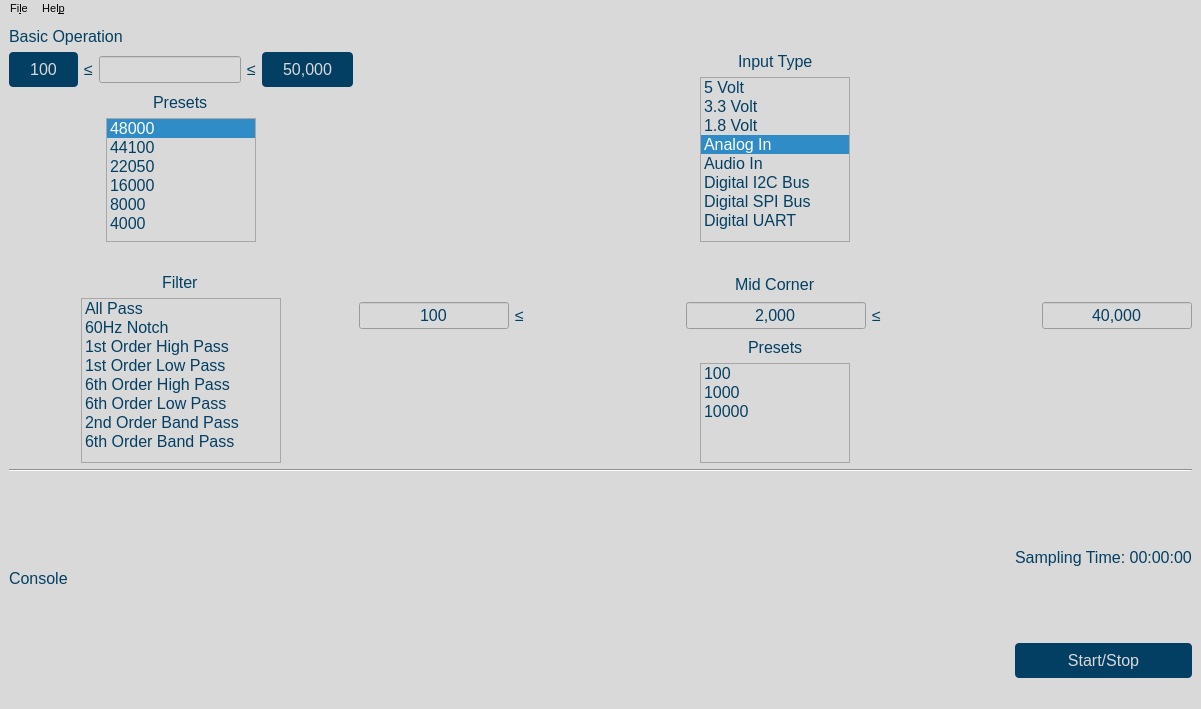
Qt form gui/qtdesigner/BasicOperation.ui (wyattduber/CyDAQ) before a commit.
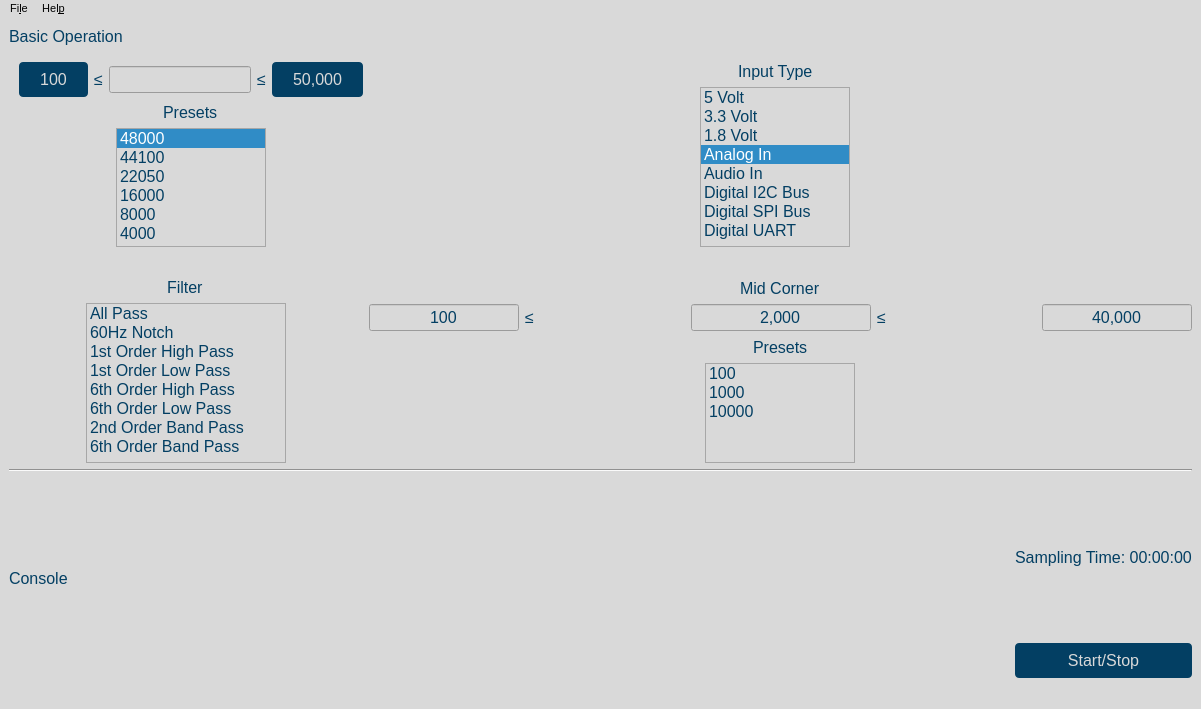
The same form after that commit.

```diff
--- a/gui/qtdesigner/BasicOperation.ui
+++ b/gui/qtdesigner/BasicOperation.ui
@@ -160,6 +160,15 @@
         <property name="sizeConstraint">
          <enum>QLayout::SetDefaultConstraint</enum>
         </property>
+        <property name="leftMargin">
+         <number>0</number>
+        </property>
+        <property name="topMargin">
+         <number>10</number>
+        </property>
+        <property name="rightMargin">
+         <number>10</number>
+        </property>
         <property name="bottomMargin">
          <number>25</number>
         </property>
@@ -248,6 +257,12 @@
       </item>
       <item row="0" column="0">
        <layout class="QGridLayout" name="sample_rate_layout">
+        <property name="leftMargin">
+         <number>10</number>
+        </property>
+        <property name="topMargin">
+         <number>10</number>
+        </property>
         <property name="bottomMargin">
          <number>25</number>
         </property>
```
Left out of the diff: 2 changed lines with no effect on the pictures.
